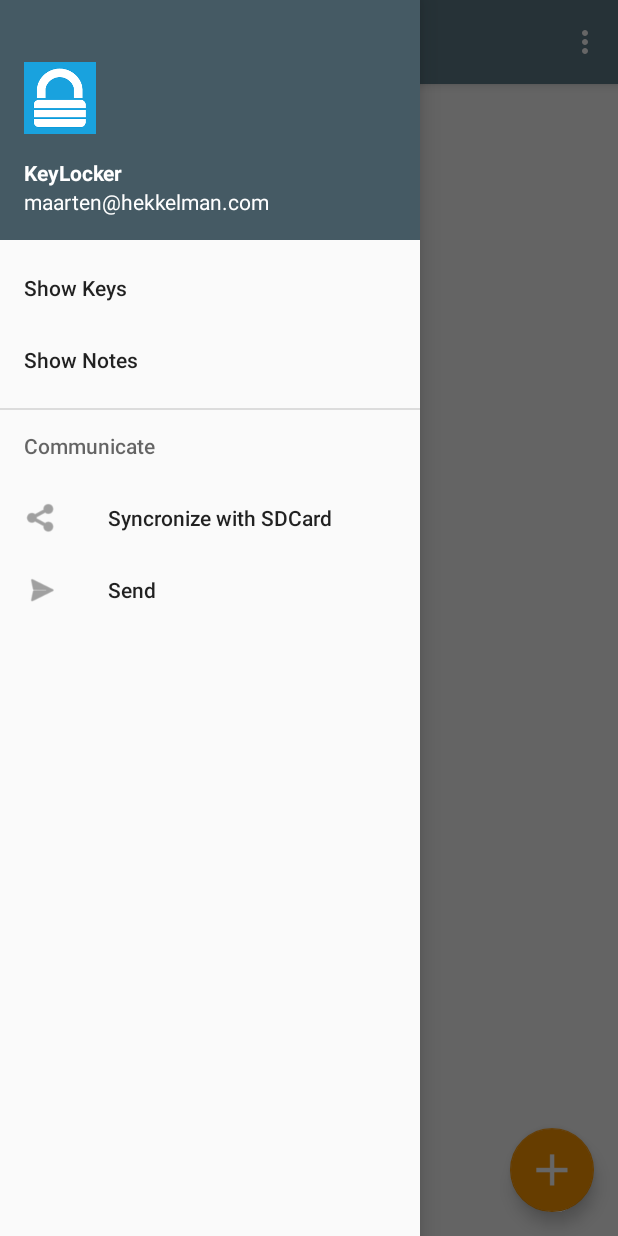
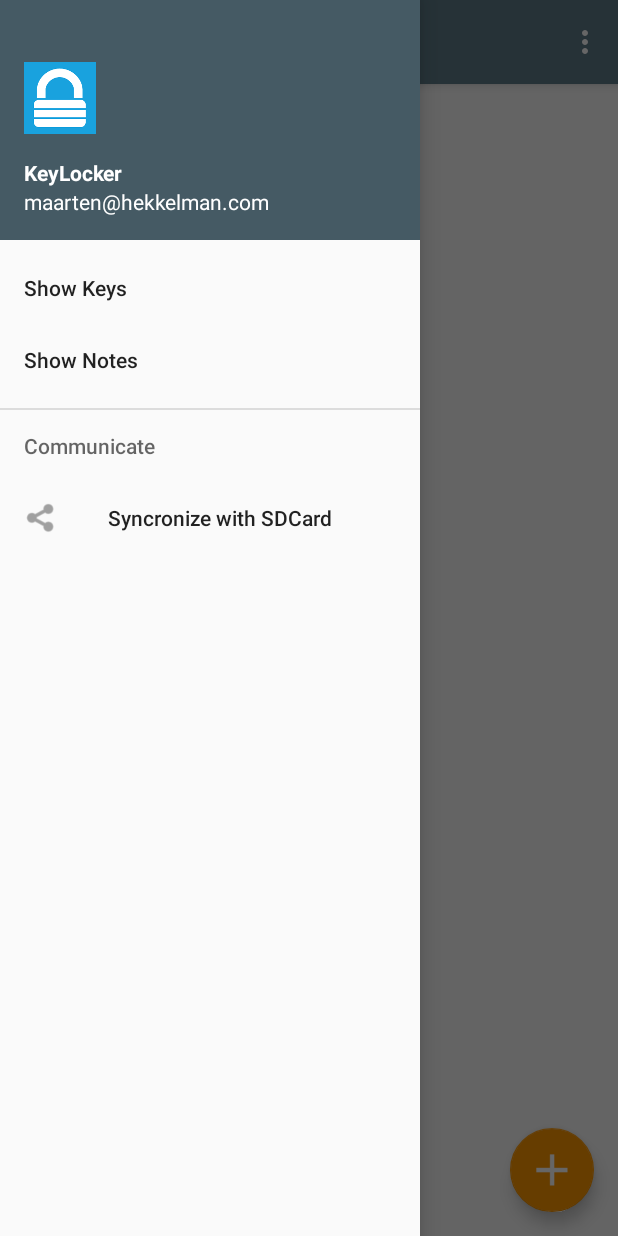
Before and after one commit to mhekkel/keylocker, an Android app: the MainActivity screen opened directly, with no data from a screen before it, with the side drawer open, on a phone screen of 412 x 824 dp. Run offline under Robolectric (Android 15) with nearby library versions, the phone set to English and light mode, and no system bars; libraries missing offline, so code that uses them is left out: org.simpleframework.xml.

Commit message:
clean up

```diff
--- a/app/src/main/res/menu/activity_main_drawer.xml
+++ b/app/src/main/res/menu/activity_main_drawer.xml
@@ -4,23 +4,12 @@
     <group android:checkableBehavior="single">
         <item android:id="@+id/nav_keys" android:title="@string/nav_keys_str" />
         <item android:id="@+id/nav_notes" android:title="@string/nav_notes_str" />
-
-        <!--<item android:id="@+id/nav_camara" android:icon="@android:drawable/ic_menu_camera"-->
-            <!--android:title="Import" />-->
-        <!--<item android:id="@+id/nav_gallery" android:icon="@android:drawable/ic_menu_gallery"-->
-            <!--android:title="Gallery" />-->
-        <!--<item android:id="@+id/nav_slideshow" android:icon="@android:drawable/ic_menu_slideshow"-->
-            <!--android:title="Slideshow" />-->
-        <!--<item android:id="@+id/nav_manage" android:icon="@android:drawable/ic_menu_manage"-->
-            <!--android:title="Tools" />-->
     </group>
 
     <item android:title="Communicate">
         <menu>
             <item android:id="@+id/nav_sync" android:icon="@android:drawable/ic_menu_share"
                 android:title="@string/sync_with_sdcard" />
-            <item android:id="@+id/nav_send" android:icon="@android:drawable/ic_menu_send"
-                android:title="Send" />
         </menu>
     </item>
 
```
Also changed, not shown: 1 other file.
